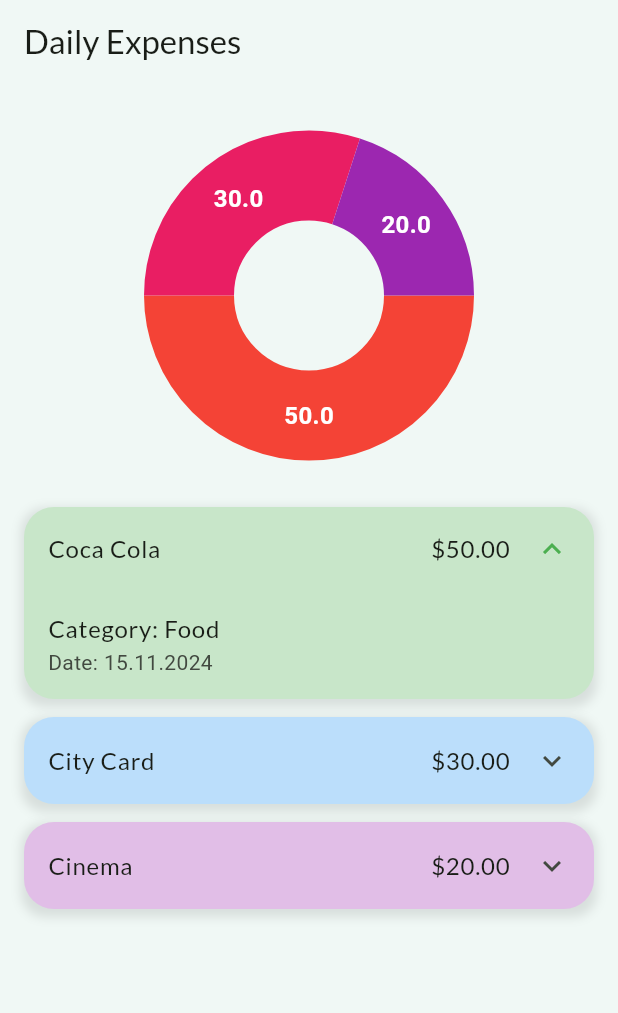
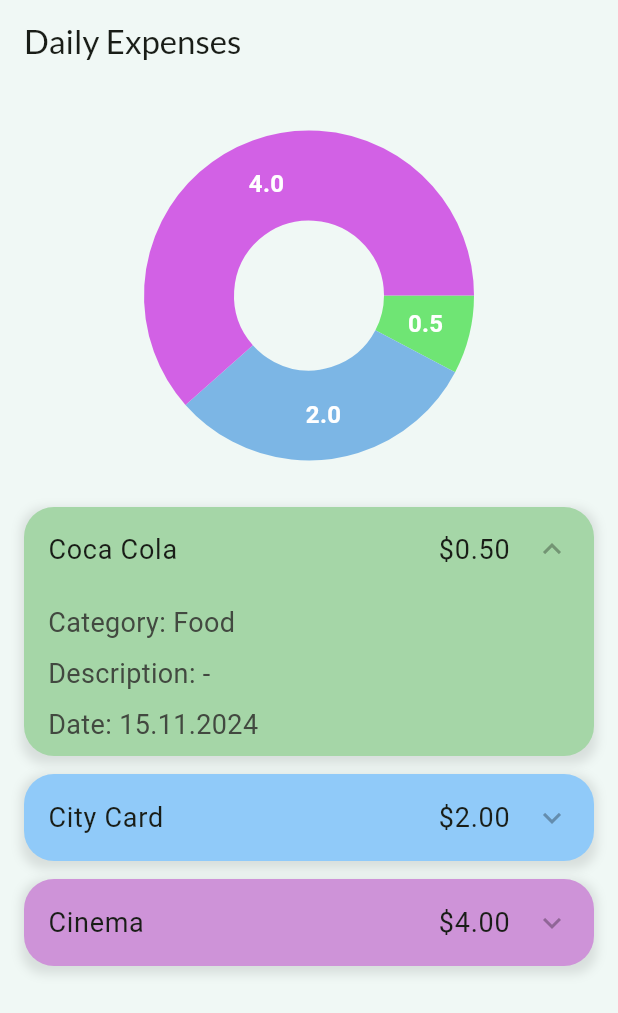
Before and after one commit to klouzhenk/finance_tracker, a Flutter app: the screen it shows after launch, after a tap on "Coca Cola", on a phone screen of 412 x 824 dp. Shown: the top 1013 px of the screen. Run offline on Flutter 3.47's test engine with Material 3 defaults, Android fonts, the phone set to English and light mode, and no system bars; drawn by our look-alikes of fl_chart; our stand-ins replace google_fonts, sqflite; accounts and stored records are empty.

Commit message:
Add color helpers. Update pie_chart. Start to add id column for tables

```diff
--- a/lib/components/expense_tile.dart
+++ b/lib/components/expense_tile.dart
@@ -1,3 +1,4 @@
+import 'package:finance_tracker/helper/color.dart';
 import 'package:finance_tracker/models/expense.dart';
 import 'package:flutter/material.dart';
 
@@ -15,6 +16,8 @@ class ExpenseTile extends StatelessWidget {
           horizontal: 16,
           vertical: 0,
         ),
+        iconColor: expense.categoryColor.darken(0.3),
+        collapsedIconColor: expense.categoryColor.darken(0.3),
         backgroundColor: expense.categoryColor,
         collapsedBackgroundColor: expense.categoryColor,
         shape: const Border(),
@@ -31,8 +34,18 @@ class ExpenseTile extends StatelessWidget {
               vertical: 0,
               horizontal: 16,
             ),
-            title: Text('Category: ${expense.categoryName}'),
-            subtitle: Text('Date: ${expense.formattedDate}'),
+            subtitle: Column(
+              crossAxisAlignment: CrossAxisAlignment.start,
+              children: [
+                Text('Category: ${expense.categoryName}'),
+                const SizedBox(height: 8),
+                Text(expense.description?.isEmpty ?? true
+                    ? 'Description: -'
+                    : 'Description: ${expense.description}'),
+                const SizedBox(height: 8),
+                Text('Date: ${expense.formattedDate}'),
+              ],
+            ),
           ),
         ],
       ),
--- /dev/null
+++ b/lib/helper/color.dart
@@ -0,0 +1,20 @@
+import 'package:flutter/material.dart';
+
+extension ColorChanger on Color {
+  Color darken([double factor = 0.1]) {
+    if (factor > 1 || factor < 0) return this;
+
+    final double r = this.red * (1 - factor);
+    final double g = this.green * (1 - factor);
+    final double b = this.blue * (1 - factor);
+    return Color.fromRGBO(r.toInt(), g.toInt(), b.toInt(), this.opacity);
+  }
+
+  Color adjustSaturation([double saturationFactor = 0.1]) {
+    if (saturationFactor > 1 || saturationFactor < 0) return this;
+
+    HSLColor hslColor = HSLColor.fromColor(this);
+    HSLColor adjustedColor = hslColor.withSaturation(saturationFactor);
+    return adjustedColor.toColor();
+  }
+}
--- a/lib/main.dart
+++ b/lib/main.dart
@@ -29,11 +29,12 @@ class MyApp extends StatelessWidget {
             fontSize: 40,
             fontWeight: FontWeight.w900,
           ),
-          bodyMedium: const TextStyle(color: AppColors.textColor),
           labelLarge: const TextStyle(
             color: AppColors.accentColor,
             fontWeight: FontWeight.bold,
           ),
+          bodyMedium: const TextStyle(color: AppColors.textColor, fontSize: 18),
+          bodyLarge: const TextStyle(color: AppColors.textColor, fontSize: 18),
         ),
       ),
       home: ExpensePage(),
--- a/lib/models/expense.dart
+++ b/lib/models/expense.dart
@@ -2,12 +2,21 @@ import 'package:flutter/material.dart';
 import 'package:intl/intl.dart';
 
 class Expense {
+  final int id;
   final String title;
   final double amount;
   final ExpenseCategory category;
   final DateTime date;
+  final String? description;
 
-  Expense(this.title, this.amount, this.category, this.date);
+  Expense(
+    this.id,
+    this.title,
+    this.amount,
+    this.category,
+    this.date, {
+    this.description,
+  });
 
   String get formattedDate => DateFormat('dd.MM.yyyy').format(date);
 
@@ -39,23 +48,23 @@ class Expense {
   Color get categoryColor {
     switch (category) {
       case ExpenseCategory.food:
-        return Colors.green[100]!;
+        return Colors.green[200]!;
       case ExpenseCategory.transport:
-        return Colors.blue[100]!;
+        return Colors.blue[200]!;
       case ExpenseCategory.entertainment:
-        return Colors.purple[100]!;
+        return Colors.purple[200]!;
       case ExpenseCategory.housing:
-        return Colors.orange[100]!;
+        return Colors.orange[200]!;
       case ExpenseCategory.clothingAndAccessories:
-        return Colors.pink[100]!;
+        return Colors.pink[200]!;
       case ExpenseCategory.health:
-        return Colors.red[100]!;
+        return Colors.red[200]!;
       case ExpenseCategory.education:
-        return Colors.yellow[100]!;
+        return Colors.yellow[200]!;
       case ExpenseCategory.pets:
-        return Colors.brown[100]!;
+        return Colors.brown[200]!;
       case ExpenseCategory.gifts:
-        return Colors.teal[100]!;
+        return Colors.teal[200]!;
       case ExpenseCategory.other:
         return Colors.grey[200]!;
     }
--- a/lib/pages/expenses.dart
+++ b/lib/pages/expenses.dart
@@ -1,5 +1,6 @@
 import 'package:finance_tracker/components/expense_tile.dart';
 import 'package:finance_tracker/components/pie_chart.dart';
+import 'package:finance_tracker/helper/color.dart';
 import 'package:finance_tracker/models/expense.dart';
 import 'package:fl_chart/fl_chart.dart';
 import 'package:flutter/material.dart';
@@ -8,10 +9,27 @@ class ExpensePage extends StatelessWidget {
   ExpensePage({super.key});
 
   final List<Expense> expenses = [
-    Expense('Coca Cola', 50, ExpenseCategory.food, DateTime(2024, 11, 15)),
-    Expense('City Card', 30, ExpenseCategory.transport, DateTime(2024, 11, 15)),
     Expense(
-        'Cinema', 20, ExpenseCategory.entertainment, DateTime(2024, 11, 15)),
+      0,
+      'Coca Cola',
+      0.5,
+      ExpenseCategory.food,
+      DateTime(2024, 11, 15),
+    ),
+    Expense(
+      1,
+      'City Card',
+      2,
+      ExpenseCategory.transport,
+      DateTime(2024, 11, 15),
+    ),
+    Expense(
+      2,
+      'Cinema',
+      4,
+      ExpenseCategory.entertainment,
+      DateTime(2024, 11, 15),
+    ),
   ];
 
   List<PieChartSectionData> _prepareChartData() {
@@ -24,16 +42,18 @@ class ExpensePage extends StatelessWidget {
     }
 
     data.forEach((title, amount) {
+      Expense expense = expenses.firstWhere((e) => e.title == title);
+
       sections.add(
         PieChartSectionData(
           value: amount,
-          color: Colors.primaries[sections.length % Colors.primaries.length],
+          color: expense.categoryColor.adjustSaturation(1).darken(),
           title: amount.toString(),
           radius: 60,
           titleStyle: const TextStyle(
             fontSize: 16,
             fontWeight: FontWeight.bold,
-            color: Colors.white,
+            color: Color.fromARGB(255, 255, 255, 255),
           ),
         ),
       );
@@ -63,8 +83,7 @@ class ExpensePage extends StatelessWidget {
                   ),
                   child: Container(
                     decoration: BoxDecoration(
-                      borderRadius:
-                          BorderRadius.circular(16), // Заокруглення контейнера
+                      borderRadius: BorderRadius.circular(16),
                       boxShadow: [
                         BoxShadow(
                           color: Colors.black.withOpacity(0.1),
```
